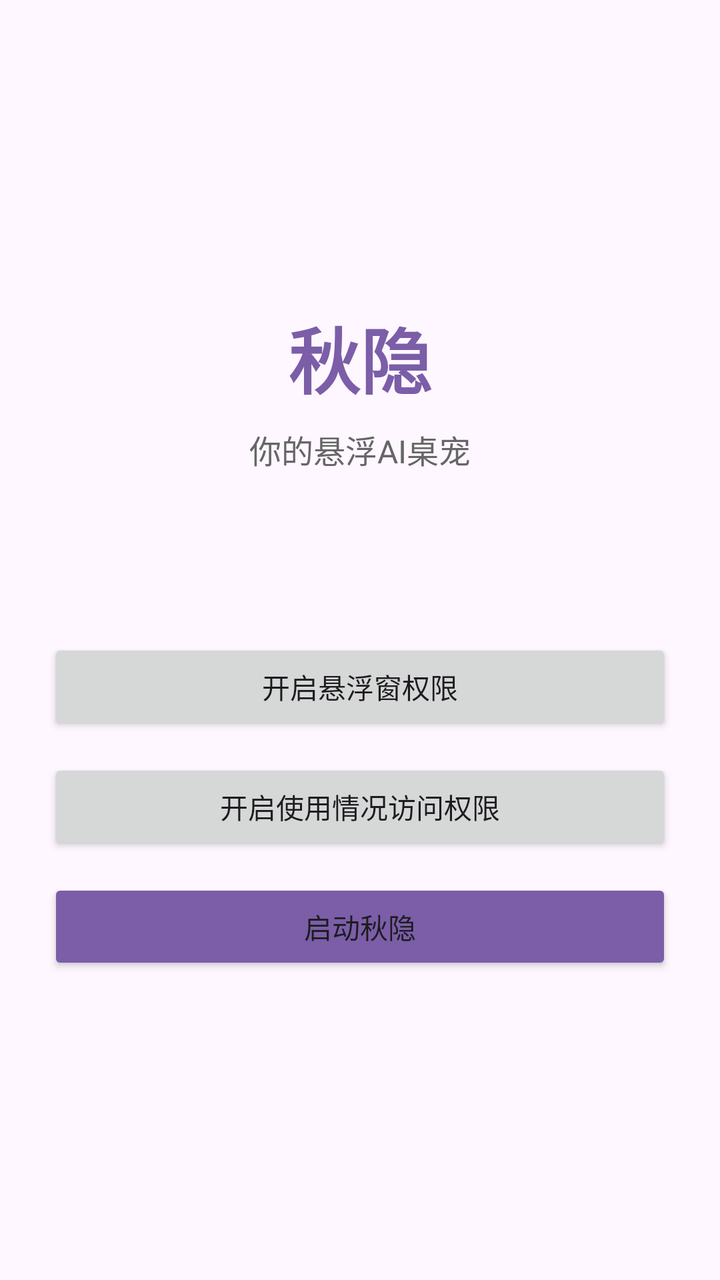
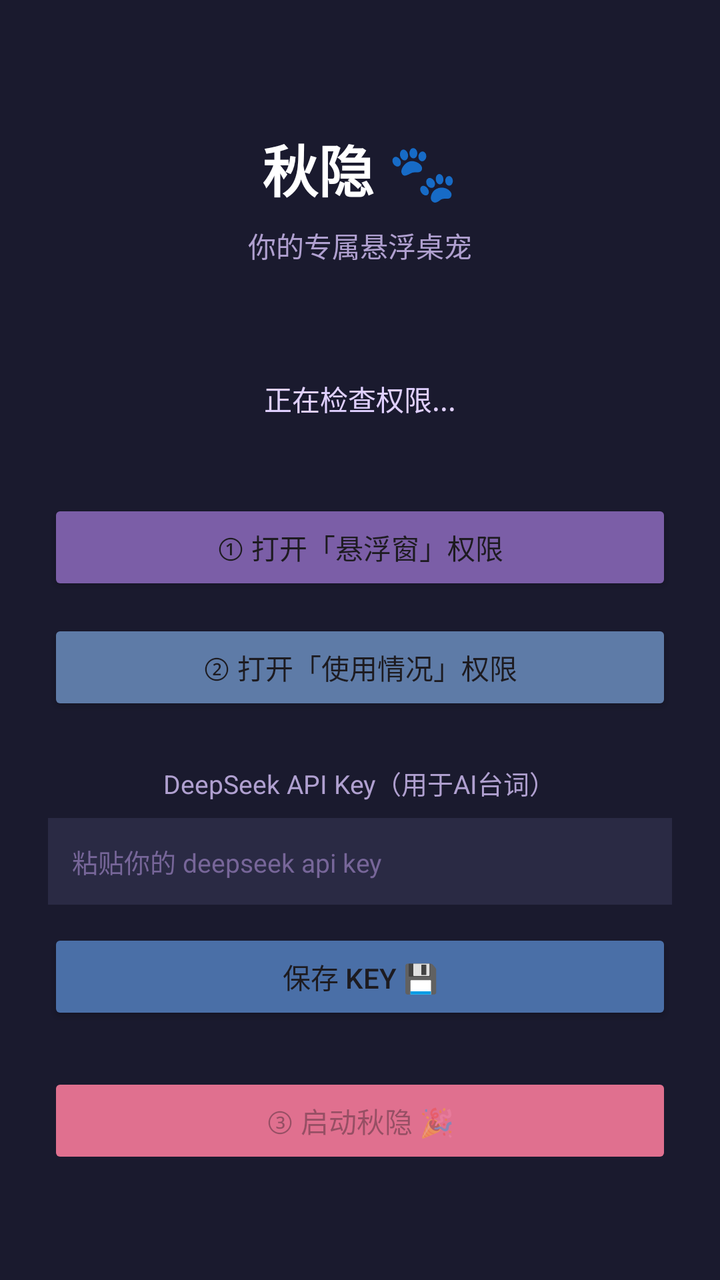

An Android layout rendered at two revisions. The XML below is the earlier revision; the diff shows what the commit changed to produce the second picture.
<!-- AndroidManifest.xml: application theme Theme.QiuyinPet -->
<!-- res/layout/activity_main.xml -->
<?xml version="1.0" encoding="utf-8"?>
<LinearLayout xmlns:android="http://schemas.android.com/apk/res/android"
    android:layout_width="match_parent"
    android:layout_height="match_parent"
    android:orientation="vertical"
    android:gravity="center"
    android:padding="24dp">

    <TextView
        android:id="@+id/title"
        android:layout_width="wrap_content"
        android:layout_height="wrap_content"
        android:text="秋隐"
        android:textSize="36sp"
        android:textStyle="bold"
        android:textColor="#7b5ea7"
        android:layout_marginBottom="8dp"/>

    <TextView
        android:id="@+id/subtitle"
        android:layout_width="wrap_content"
        android:layout_height="wrap_content"
        android:text="你的悬浮AI桌宠"
        android:textSize="16sp"
        android:textColor="#666"
        android:layout_marginBottom="32dp"/>

    <TextView
        android:id="@+id/statusText"
        android:layout_width="wrap_content"
        android:layout_height="wrap_content"
        android:textSize="14sp"
        android:textColor="#333"
        android:gravity="center"
        android:layout_marginBottom="32dp"/>

    <Button
        android:id="@+id/permButton"
        android:layout_width="match_parent"
        android:layout_height="wrap_content"
        android:text="开启悬浮窗权限"
        android:layout_marginBottom="12dp"/>

    <Button
        android:id="@+id/usageButton"
        android:layout_width="match_parent"
        android:layout_height="wrap_content"
        android:text="开启使用情况访问权限"
        android:layout_marginBottom="12dp"/>

    <Button
        android:id="@+id/startButton"
        android:layout_width="match_parent"
        android:layout_height="wrap_content"
        android:text="启动秋隐"
        android:backgroundTint="#7b5ea7"/>

</LinearLayout>
<!-- resources referenced by this layout -->
<resources>
  <style name="Theme.QiuyinPet" parent="Theme.Material3.DayNight.NoActionBar">
          <item name="colorPrimary">#7b5ea7</item>
          <item name="colorPrimaryVariant">#5b3f8a</item>
          <item name="colorOnPrimary">#ffffff</item>
      </style>
</resources>

<!-- the commit's change to res/layout/activity_main.xml (unified diff, before → after) -->
@@ -3,56 +3,102 @@
     android:layout_width="match_parent"
     android:layout_height="match_parent"
     android:orientation="vertical"
-    android:gravity="center"
-    android:padding="24dp">
+    android:padding="24dp"
+    android:gravity="center_horizontal"
+    android:background="#1a1a2e">
 
     <TextView
         android:id="@+id/title"
         android:layout_width="wrap_content"
         android:layout_height="wrap_content"
-        android:text="秋隐"
-        android:textSize="36sp"
-        android:textStyle="bold"
-        android:textColor="#7b5ea7"
-        android:layout_marginBottom="8dp"/>
+        android:text="秋隐 🐾"
+        android:textSize="28sp"
+        android:textColor="#ffffff"
+        android:layout_marginTop="40dp"
+        android:textStyle="bold"/>
 
     <TextView
         android:id="@+id/subtitle"
         android:layout_width="wrap_content"
         android:layout_height="wrap_content"
-        android:text="你的悬浮AI桌宠"
-        android:textSize="16sp"
-        android:textColor="#666"
-        android:layout_marginBottom="32dp"/>
+        android:text="你的专属悬浮桌宠"
+        android:textSize="14sp"
+        android:textColor="#b0a0d0"
+        android:layout_marginTop="8dp"/>
 
     <TextView
         android:id="@+id/statusText"
         android:layout_width="wrap_content"
         android:layout_height="wrap_content"
+        android:text="正在检查权限..."
         android:textSize="14sp"
-        android:textColor="#333"
+        android:textColor="#e0d0ff"
+        android:layout_marginTop="40dp"
         android:gravity="center"
-        android:layout_marginBottom="32dp"/>
+        android:padding="16dp"/>
 
     <Button
         android:id="@+id/permButton"
         android:layout_width="match_parent"
         android:layout_height="wrap_content"
-        android:text="开启悬浮窗权限"
-        android:layout_marginBottom="12dp"/>
+        android:text="① 打开「悬浮窗」权限"
+        android:layout_marginTop="24dp"
+        android:backgroundTint="#7b5ea7"/>
 
     <Button
         android:id="@+id/usageButton"
         android:layout_width="match_parent"
         android:layout_height="wrap_content"
-        android:text="开启使用情况访问权限"
-        android:layout_marginBottom="12dp"/>
+        android:text="② 打开「使用情况」权限"
+        android:layout_marginTop="12dp"
+        android:backgroundTint="#5e7ba7"/>
+
+    <TextView
+        android:id="@+id/apiKeyLabel"
+        android:layout_width="wrap_content"
+        android:layout_height="wrap_content"
+        android:text="DeepSeek API Key（用于AI台词）"
+        android:textSize="13sp"
+        android:textColor="#b0a0d0"
+        android:layout_marginTop="24dp"/>
+
+    <EditText
+        android:id="@+id/apiKeyInput"
+        android:layout_width="match_parent"
+        android:layout_height="wrap_content"
+        android:hint="粘贴你的 deepseek api key"
+        android:inputType="text"
+        android:textSize="13sp"
+        android:textColor="#ffffff"
+        android:textColorHint="#776699"
+        android:background="#2a2a44"
+        android:padding="12dp"
+        android:layout_marginTop="8dp"/>
+
+    <Button
+        android:id="@+id/saveKeyButton"
+        android:layout_width="match_parent"
+        android:layout_height="wrap_content"
+        android:text="保存 Key 💾"
+        android:layout_marginTop="12dp"
+        android:backgroundTint="#4a6fa7"/>
 
     <Button
         android:id="@+id/startButton"
         android:layout_width="match_parent"
         android:layout_height="wrap_content"
-        android:text="启动秋隐"
-        android:backgroundTint="#7b5ea7"/>
+        android:text="③ 启动秋隐 🎉"
+        android:layout_marginTop="24dp"
+        android:backgroundTint="#e0708f"
+        android:enabled="false"/>
+
+    <TextView
+        android:layout_width="wrap_content"
+        android:layout_height="wrap_content"
+        android:text="打开秋隐后，它会蹲在你屏幕角落看着你哦～"
+        android:textSize="12sp"
+        android:textColor="#8877aa"
+        android:layout_marginTop="30dp"
+        android:gravity="center"/>
 
 </LinearLayout>
